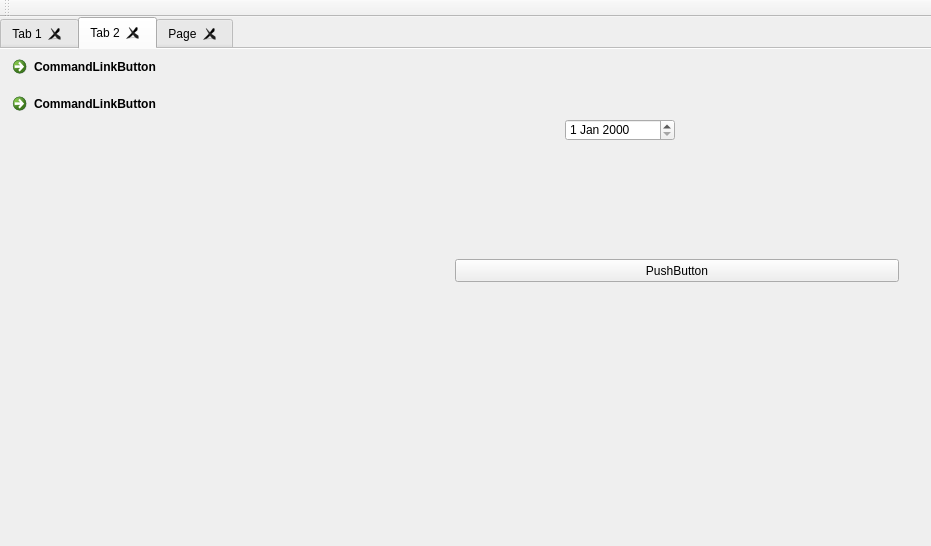
Old version of the form mainwindow.ui in the repository solderercb/snap_crm.
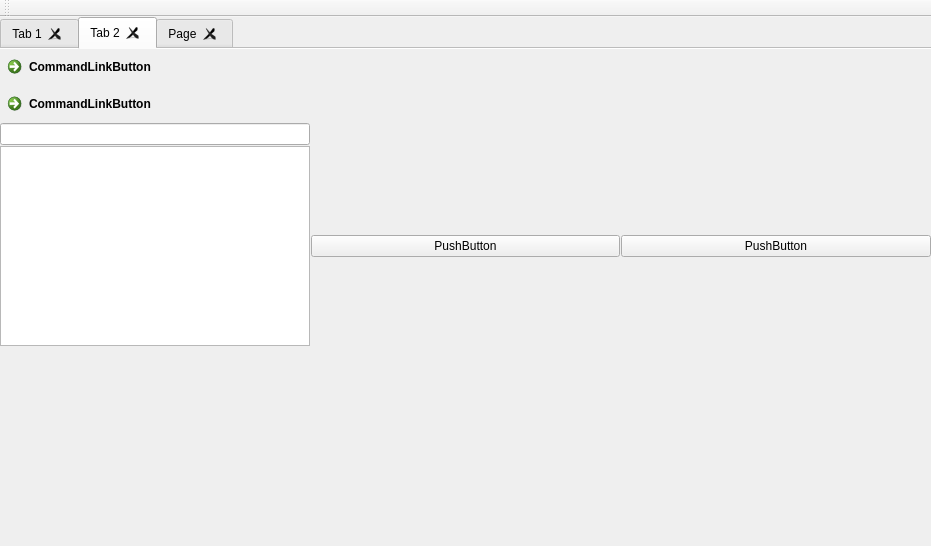
New version of the form. Custom widgets are drawn as their Qt base class.

Commit message: Добавлена функция закрытия вкладки при клике средней кнопокй мыши (колёсиком): реализовано с помощью фильтра событий tabBar'а.

```diff
--- a/mainwindow.ui
+++ b/mainwindow.ui
@@ -233,71 +233,72 @@
        <attribute name="title">
         <string>Tab 2</string>
        </attribute>
-       <widget class="QPushButton" name="pushButton_5">
-        <property name="geometry">
-         <rect>
-          <x>455</x>
-          <y>210</y>
-          <width>444</width>
-          <height>23</height>
-         </rect>
-        </property>
-        <property name="text">
-         <string>PushButton</string>
-        </property>
-       </widget>
-       <widget class="QWidget" name="layoutWidget">
-        <property name="geometry">
-         <rect>
-          <x>5</x>
-          <y>0</y>
-          <width>445</width>
-          <height>422</height>
-         </rect>
-        </property>
-        <layout class="QVBoxLayout" name="verticalLayout">
+       <layout class="QGridLayout" name="gridLayout_7">
+        <item row="0" column="0">
+         <layout class="QGridLayout" name="gridLayout_6" columnstretch="1,1,1">
          <property name="sizeConstraint">
-          <enum>QLayout::SetFixedSize</enum>
-         </property>
-         <item>
+           <enum>QLayout::SetDefaultConstraint</enum>
+          </property>
+          <item row="0" column="0" colspan="2">
           <widget class="QCommandLinkButton" name="commandLinkButton">
            <property name="text">
             <string>CommandLinkButton</string>
            </property>
           </widget>
          </item>
-         <item>
+          <item row="1" column="0" colspan="2">
           <widget class="QCommandLinkButton" name="commandLinkButton_2">
            <property name="text">
             <string>CommandLinkButton</string>
            </property>
           </widget>
          </item>
-         <item>
+          <item row="2" column="0">
+           <widget class="myLineEdit" name="testStyleSheetLineEdit">
+            <property name="sizePolicy">
+             <sizepolicy hsizetype="Preferred" vsizetype="Fixed">
+              <horstretch>0</horstretch>
+              <verstretch>0</verstretch>
+             </sizepolicy>
+            </property>
+           </widget>
+          </item>
+          <item row="4" column="0">
+           <widget class="QTextEdit" name="textEditStyleSheet"/>
+          </item>
+          <item row="5" column="0">
           <spacer name="verticalSpacer">
            <property name="orientation">
             <enum>Qt::Vertical</enum>
            </property>
+            <property name="sizeType">
+             <enum>QSizePolicy::Expanding</enum>
+            </property>
            <property name="sizeHint" stdset="0">
             <size>
              <width>20</width>
-             <height>40</height>
+              <height>126</height>
             </size>
            </property>
           </spacer>
          </item>
-        </layout>
-       </widget>
-       <widget class="QDateEdit" name="dateEdit">
-        <property name="geometry">
-         <rect>
-          <x>565</x>
-          <y>70</y>
-          <width>110</width>
-          <height>22</height>
-         </rect>
-        </property>
-       </widget>
+          <item row="4" column="2">
+           <widget class="QPushButton" name="pushButton">
+            <property name="text">
+             <string>PushButton</string>
+            </property>
+           </widget>
+          </item>
+          <item row="4" column="1">
+           <widget class="QPushButton" name="pushButton_5">
+            <property name="text">
+             <string>PushButton</string>
+            </property>
+           </widget>
+          </item>
+         </layout>
+        </item>
+       </layout>
       </widget>
       <widget class="QWidget" name="tab_3">
        <attribute name="title">
@@ -347,6 +348,16 @@
   </widget>
  </widget>
  <layoutdefault spacing="1" margin="0"/>
+ <customwidgets>
+  <customwidget>
+   <class>myLineEdit</class>
+   <extends>QLineEdit</extends>
+   <header>mylineedit.h</header>
+   <slots>
+    <signal>buttonClicked(int)</signal>
+   </slots>
+  </customwidget>
+ </customwidgets>
  <resources/>
  <connections>
   <connection>
```
Left out of the diff: 17 changed lines with no effect on the pictures. Lines whose indentation alone changed are shown as unchanged. The commit also changes 2 other files.
